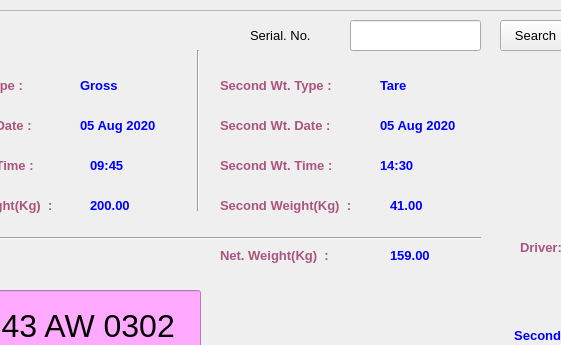
The window that FCI/ui/fci_03_weighing.ui (sanjaymanegit/testRepo) describes before a commit, drawn with Qt 5; both pictures show x 540 to 1101 and y 0 to 345 of the 1366 by 769 pixel window.
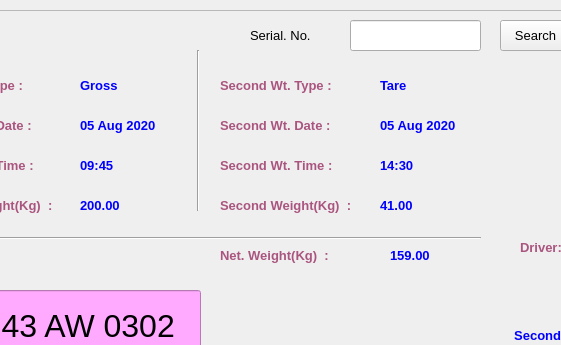
The same window after the commit.

```diff
--- a/FCI/ui/fci_03_weighing.ui
+++ b/FCI/ui/fci_03_weighing.ui
@@ -821,7 +821,7 @@
     <widget class="QLabel" name="label_31">
      <property name="geometry">
       <rect>
-       <x>620</x>
+       <x>610</x>
        <y>140</y>
        <width>91</width>
        <height>31</height>
@@ -849,7 +849,7 @@
     <widget class="QLabel" name="label_32">
      <property name="geometry">
       <rect>
-       <x>620</x>
+       <x>610</x>
        <y>180</y>
        <width>91</width>
        <height>31</height>
@@ -1073,7 +1073,7 @@
     <widget class="QLabel" name="label_40">
      <property name="geometry">
       <rect>
-       <x>920</x>
+       <x>910</x>
        <y>180</y>
        <width>91</width>
        <height>31</height>
```
